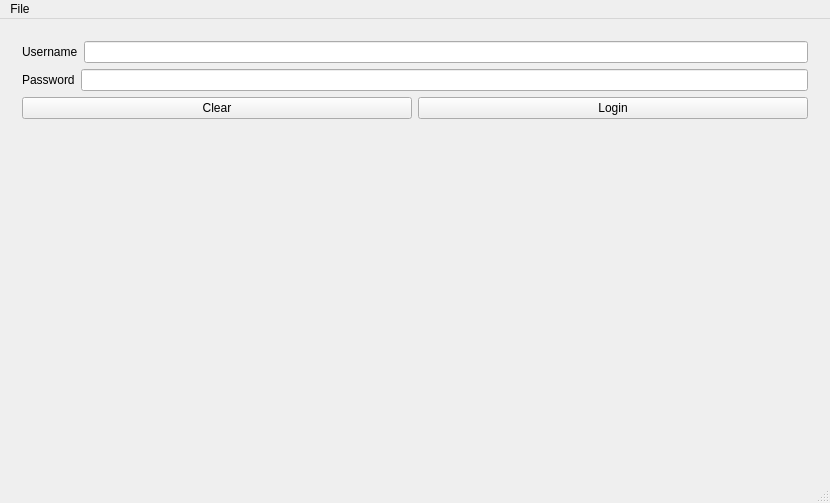
The window that client/mainwindow.ui (Davidj361/cuTPS) describes before a commit, drawn with Qt 5.
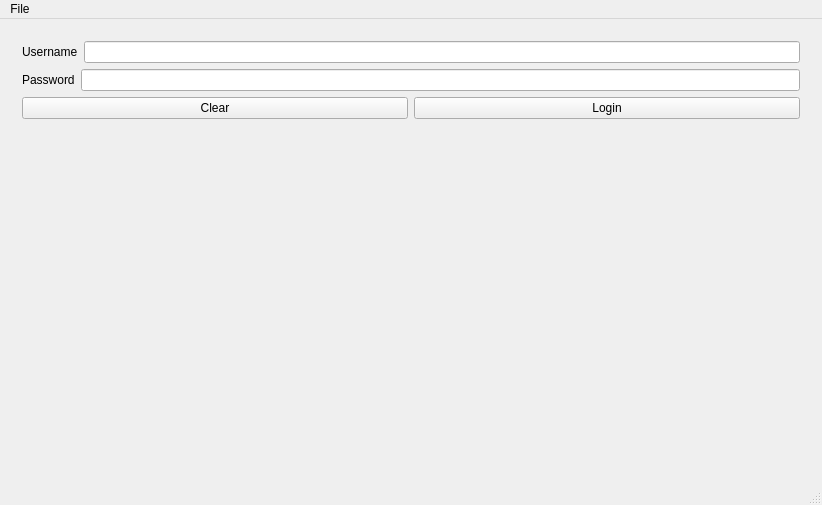
The same window after the commit. Icons and pictures are not drawn.

Commit message: Made login page resizable. Beware of spacer.

Patch:
```diff
--- a/client/mainwindow.ui
+++ b/client/mainwindow.ui
@@ -2,10 +2,18 @@
 <ui version="4.0">
  <class>MainWindow</class>
  <widget class="QMainWindow" name="MainWindow">
+  <property name="geometry">
+   <rect>
+    <x>0</x>
+    <y>0</y>
+    <width>822</width>
+    <height>505</height>
+   </rect>
+  </property>
   <property name="sizePolicy">
-   <sizepolicy hsizetype="Expanding" vsizetype="Expanding">
-    <horstretch>1</horstretch>
-    <verstretch>1</verstretch>
+   <sizepolicy hsizetype="Preferred" vsizetype="Preferred">
+    <horstretch>0</horstretch>
+    <verstretch>0</verstretch>
    </sizepolicy>
   </property>
   <property name="windowTitle">
@@ -17,7 +25,7 @@
   </property>
   <widget class="QWidget" name="centralWidget">
    <property name="sizePolicy">
-    <sizepolicy hsizetype="Expanding" vsizetype="Expanding">
+    <sizepolicy hsizetype="Preferred" vsizetype="Preferred">
      <horstretch>1</horstretch>
      <verstretch>1</verstretch>
     </sizepolicy>
@@ -26,7 +34,7 @@
     <item row="0" column="0">
      <widget class="QStackedWidget" name="stackedWidget">
       <property name="sizePolicy">
-       <sizepolicy hsizetype="Expanding" vsizetype="Expanding">
+       <sizepolicy hsizetype="Preferred" vsizetype="Preferred">
         <horstretch>1</horstretch>
         <verstretch>1</verstretch>
        </sizepolicy>
@@ -103,9 +111,9 @@
       </widget>
       <widget class="QWidget" name="LoginPage">
        <property name="sizePolicy">
-        <sizepolicy hsizetype="Expanding" vsizetype="Expanding">
-         <horstretch>1</horstretch>
-         <verstretch>1</verstretch>
+        <sizepolicy hsizetype="Preferred" vsizetype="Preferred">
+         <horstretch>0</horstretch>
+         <verstretch>0</verstretch>
         </sizepolicy>
        </property>
        <layout class="QGridLayout" name="gridLayout_3">
@@ -124,6 +132,12 @@
               </item>
               <item>
                <widget class="QLineEdit" name="PasswordBox">
+                <property name="sizePolicy">
+                 <sizepolicy hsizetype="Expanding" vsizetype="Expanding">
+                  <horstretch>1</horstretch>
+                  <verstretch>1</verstretch>
+                 </sizepolicy>
+                </property>
                 <property name="echoMode">
                  <enum>QLineEdit::Password</enum>
                 </property>
@@ -135,6 +149,12 @@
              <layout class="QHBoxLayout" name="horizontalLayout_4">
               <item>
                <widget class="QPushButton" name="BtnClear">
+                <property name="sizePolicy">
+                 <sizepolicy hsizetype="Expanding" vsizetype="Expanding">
+                  <horstretch>0</horstretch>
+                  <verstretch>0</verstretch>
+                 </sizepolicy>
+                </property>
                 <property name="text">
                  <string>Clear</string>
                 </property>
@@ -142,6 +162,12 @@
               </item>
               <item>
                <widget class="QPushButton" name="BtnLogin">
+                <property name="sizePolicy">
+                 <sizepolicy hsizetype="Expanding" vsizetype="Expanding">
+                  <horstretch>0</horstretch>
+                  <verstretch>0</verstretch>
+                 </sizepolicy>
+                </property>
                 <property name="text">
                  <string>Login</string>
                 </property>
@@ -159,7 +185,14 @@
                </widget>
               </item>
               <item>
-               <widget class="QLineEdit" name="UsernameBox"/>
+               <widget class="QLineEdit" name="UsernameBox">
+                <property name="sizePolicy">
+                 <sizepolicy hsizetype="Expanding" vsizetype="Expanding">
+                  <horstretch>1</horstretch>
+                  <verstretch>1</verstretch>
+                 </sizepolicy>
+                </property>
+               </widget>
               </item>
              </layout>
             </item>
@@ -167,11 +200,33 @@
           </item>
           <item>
            <widget class="QLabel" name="loginStatus">
+            <property name="sizePolicy">
+             <sizepolicy hsizetype="Expanding" vsizetype="Expanding">
+              <horstretch>0</horstretch>
+              <verstretch>0</verstretch>
+             </sizepolicy>
+            </property>
             <property name="text">
              <string/>
             </property>
            </widget>
           </item>
+          <item>
+           <spacer name="verticalSpacer">
+            <property name="orientation">
+             <enum>Qt::Vertical</enum>
+            </property>
+            <property name="sizeType">
+             <enum>QSizePolicy::Preferred</enum>
+            </property>
+            <property name="sizeHint" stdset="0">
+             <size>
+              <width>20</width>
+              <height>2000</height>
+             </size>
+            </property>
+           </spacer>
+          </item>
          </layout>
         </item>
        </layout>
```
Left out of the diff: 6 changed lines with no effect on the pictures.
